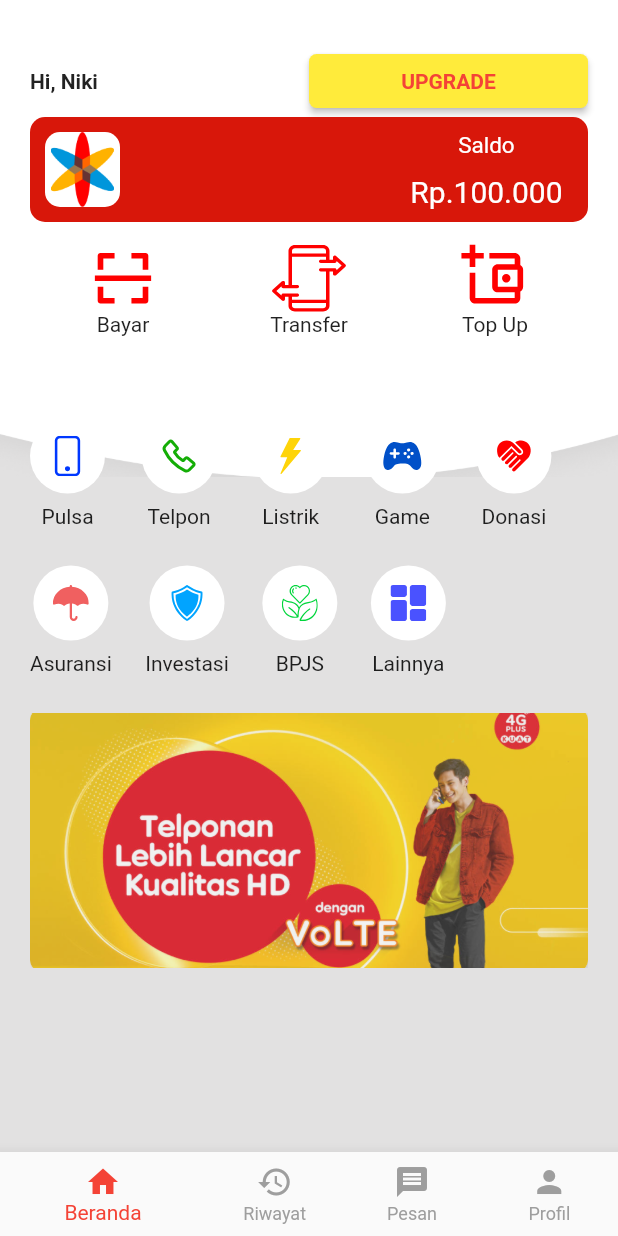
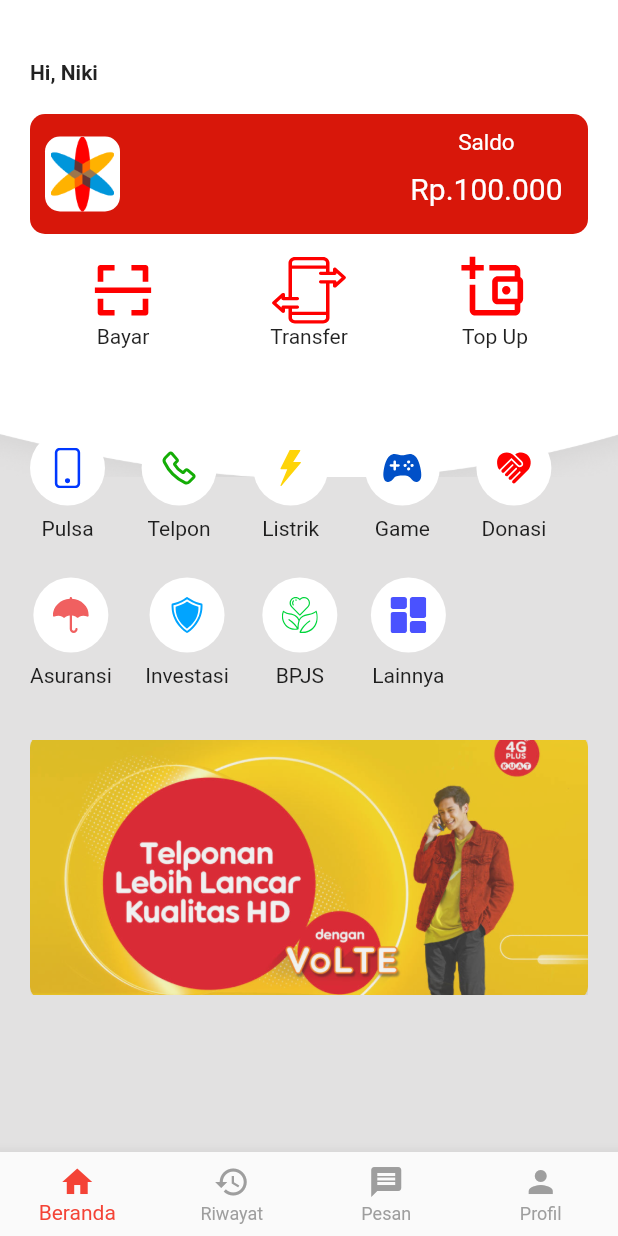
Before and after one commit to finnn28/infoin_ewallet, a Flutter app: the screen it shows after launch, after a tap on "Login", on a phone screen of 412 x 824 dp. Run offline on Flutter 3.47's test engine with Material 3 defaults, Android fonts, the phone set to English and light mode, and no system bars; our stand-ins replace flutter_svg.

Commit message:
Refactor: Update code

```diff
--- a/lib/Pages/home.dart
+++ b/lib/Pages/home.dart
@@ -88,7 +88,7 @@
             padding: const EdgeInsets.all(20.0),
             child: Column(
               children: [
-                const SizedBox(height: 10),
+                const SizedBox(height: 20),
                 Row(
                   children: [
                     const Expanded(
@@ -96,31 +96,12 @@
                       "Hi, Niki",
                       style: TextStyle(fontWeight: FontWeight.bold),
                     )),
-                    Expanded(
-                        child: ElevatedButton(
-                            style: ElevatedButton.styleFrom(
-                              shape: RoundedRectangleBorder(
-                                borderRadius: BorderRadius.circular(5),
-                              ),
-                            ),
-                            onPressed: () {
-                              Navigator.push(
-                                context,
-                                MaterialPageRoute(
-                                    builder: (context) => const Upgrade()),
-                              );
-                            },
-                            child: const Text(
-                              "UPGRADE",
-                              style: TextStyle(
-                                  color: Colors.red,
-                                  fontWeight: FontWeight.bold),
-                            ))),
                   ],
                 ),
+                SizedBox(height: 20),
                 Container(
                   width: double.infinity,
-                  height: 70,
+                  height: 80,
                   decoration: BoxDecoration(
                     color: const Color.fromARGB(255, 216, 23, 10),
                     borderRadius: BorderRadius.all(Radius.circular(10.0)),
@@ -522,7 +503,7 @@
                       ],
                     ),
                     SizedBox(
-                      height: 25,
+                      height: 35,
                     ),
                     Positioned(
                       left: 0,
@@ -564,6 +545,7 @@
         selectedItemColor: Colors.red,
         unselectedItemColor: Colors.grey,
         onTap: _onItemTapped,
+        type: BottomNavigationBarType.fixed,
       ),
     );
   }
--- a/lib/main.dart
+++ b/lib/main.dart
@@ -7,6 +7,30 @@
 
 void main() {
   runApp(const MainApp());
+}
+
+class CustomPageTransitionsBuilder extends PageTransitionsBuilder {
+  final Duration transitionDuration;
+  final Curve curves;
+
+  CustomPageTransitionsBuilder({required this.transitionDuration, required this.curves});
+
+  @override
+  Widget buildTransitions<T>(
+    PageRoute<T> route,
+    BuildContext context,
+    Animation<double> animation,
+    Animation<double> secondaryAnimation,
+    Widget child,
+  ) {
+    return FadeTransition(
+      opacity: CurvedAnimation(
+        parent: animation,
+        curve: curves,
+      ),
+      child: child,
+    );
+  }
 }
 
 class MainApp extends StatelessWidget {
@@ -19,6 +43,14 @@
       theme: ThemeData(
         primarySwatch: Colors.yellow,
         useMaterial3: false,
+        pageTransitionsTheme: PageTransitionsTheme(
+          builders: {
+            TargetPlatform.android: CustomPageTransitionsBuilder(
+              transitionDuration: const Duration(milliseconds: 300),
+              curves: Curves.ease,
+            )
+          },
+        ),
       ),
       debugShowCheckedModeBanner: false,
       home: const Login(),
```
